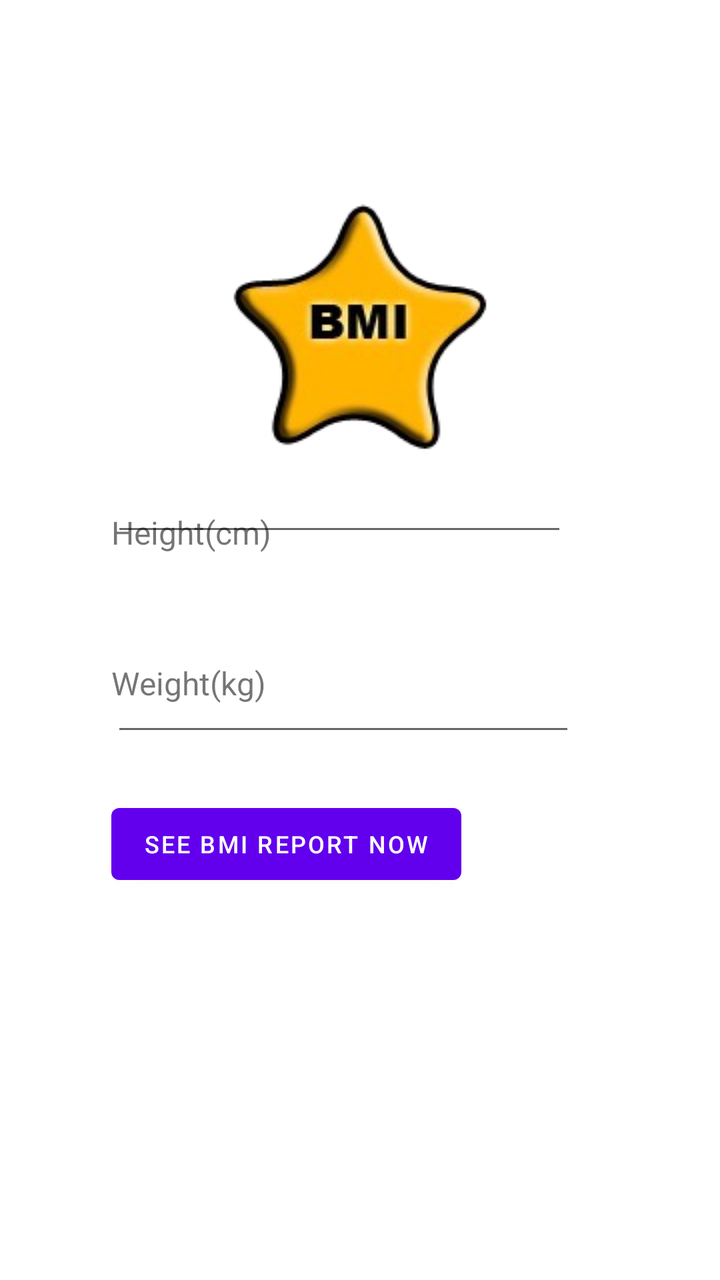
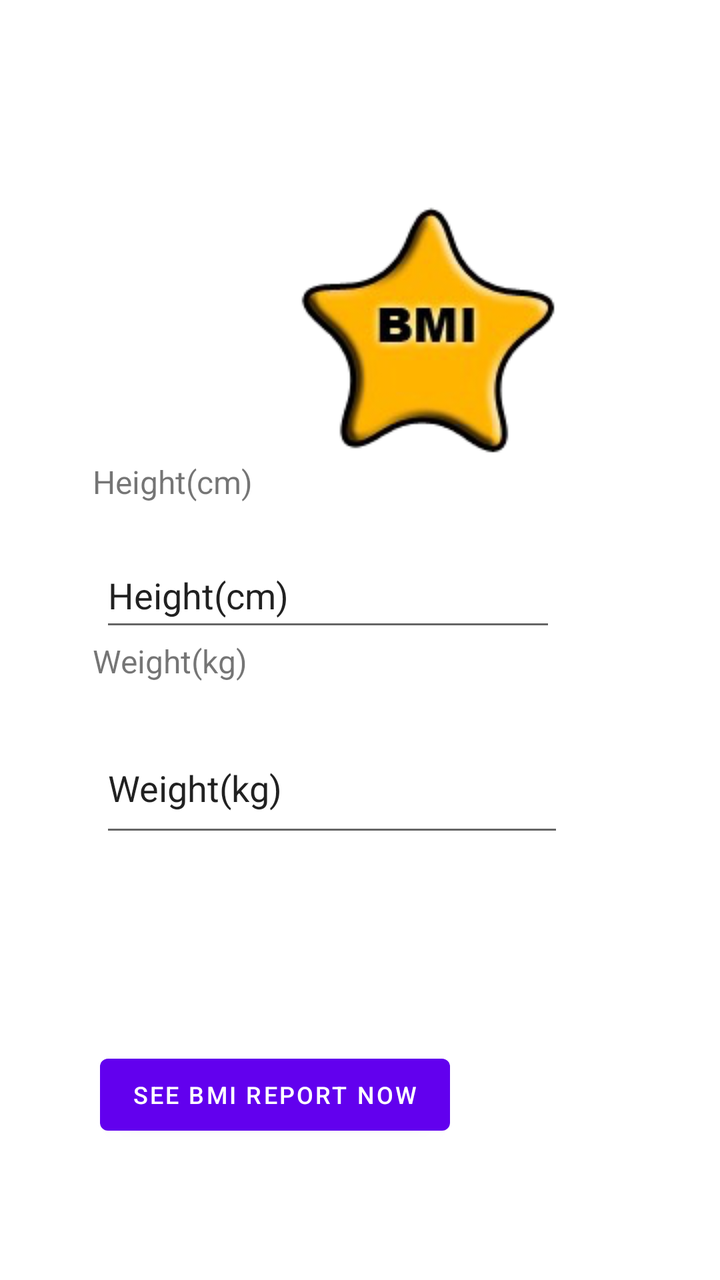

An Android layout rendered at two revisions. The XML below is the earlier revision; the diff shows what the commit changed to produce the second picture.
<!-- AndroidManifest.xml: application theme Theme.BMI -->
<!-- res/layout/activity_main.xml -->
<?xml version="1.0" encoding="utf-8"?>
<androidx.constraintlayout.widget.ConstraintLayout xmlns:android="http://schemas.android.com/apk/res/android"
    xmlns:app="http://schemas.android.com/apk/res-auto"
    xmlns:tools="http://schemas.android.com/tools"
    android:layout_width="match_parent"
    android:layout_height="match_parent"
    tools:context=".MainActivity">

    <TextView
        android:id="@+id/textView7"
        android:layout_width="wrap_content"
        android:layout_height="wrap_content"
        android:text="@string/bmi_height"
        android:textSize="16sp"
        app:layout_constraintBottom_toBottomOf="parent"
        app:layout_constraintEnd_toEndOf="parent"
        app:layout_constraintHorizontal_bias="0.199"
        app:layout_constraintStart_toStartOf="parent"
        app:layout_constraintTop_toTopOf="parent"
        app:layout_constraintVertical_bias="0.413" />

    <TextView
        android:id="@+id/textView2"
        android:layout_width="wrap_content"
        android:layout_height="wrap_content"
        android:text="@string/bmi_weight"
        android:textSize="16sp"
        app:layout_constraintBottom_toBottomOf="parent"
        app:layout_constraintEnd_toEndOf="parent"
        app:layout_constraintHorizontal_bias="0.197"
        app:layout_constraintStart_toStartOf="parent"
        app:layout_constraintTop_toTopOf="parent"
        app:layout_constraintVertical_bias="0.535" />

    <ImageView
        android:id="@+id/imageView"
        android:layout_width="wrap_content"
        android:layout_height="wrap_content"
        android:layout_marginBottom="29dp"
        app:layout_constraintBottom_toTopOf="@+id/textView7"
        app:layout_constraintEnd_toEndOf="parent"
        app:layout_constraintStart_toStartOf="parent"
        app:srcCompat="@drawable/icon_128" />

    <TextView
        android:id="@+id/textView"
        android:layout_width="55dp"
        android:layout_height="0dp"
        android:layout_marginStart="15dp"
        android:layout_marginTop="12dp"
        android:layout_marginBottom="280dp"
        android:text="BMI"
        android:textSize="24sp"
        android:textStyle="bold"
        app:layout_constraintBottom_toTopOf="@+id/heightET"
        app:layout_constraintStart_toStartOf="parent"
        app:layout_constraintTop_toTopOf="parent" />

    <Button
        android:id="@+id/reportBtn"
        android:layout_width="wrap_content"
        android:layout_height="wrap_content"
        android:layout_marginBottom="194dp"
        android:text="@string/bmi_btn"
        android:textSize="12sp"
        app:layout_constraintBottom_toBottomOf="parent"
        app:layout_constraintStart_toStartOf="@+id/weightET"
        app:layout_constraintTop_toBottomOf="@+id/weightET" />

    <EditText
        android:id="@+id/heightET"
        android:layout_width="228dp"
        android:layout_height="49dp"
        android:layout_marginEnd="2dp"
        android:layout_marginBottom="38dp"
        android:ems="10"
        android:inputType="numberDecimal"
        app:layout_constraintBottom_toTopOf="@+id/weightET"
        app:layout_constraintEnd_toEndOf="@+id/weightET"
        app:layout_constraintHorizontal_bias="0.0"
        app:layout_constraintStart_toStartOf="@+id/textView7"
        app:layout_constraintTop_toBottomOf="@+id/textView" />

    <EditText
        android:id="@+id/weightET"
        android:layout_width="232dp"
        android:layout_height="62dp"
        android:layout_marginBottom="25dp"
        android:ems="10"
        android:inputType="numberDecimal"
        app:layout_constraintBottom_toTopOf="@+id/reportBtn"
        app:layout_constraintStart_toStartOf="@+id/textView2"
        app:layout_constraintTop_toBottomOf="@+id/heightET" />

</androidx.constraintlayout.widget.ConstraintLayout>
<!-- resources referenced by this layout -->
<resources>
  <!-- drawable icon_128: png bitmap (drawable, 17661 bytes) -->
  <string name="bmi_btn">See BMI Report Now</string>
  <string name="bmi_height">Height(cm)</string>
  <string name="bmi_weight">Weight(kg)</string>
  <style name="Theme.BMI" parent="Theme.MaterialComponents.DayNight.DarkActionBar">
          
          <item name="colorPrimary">@color/purple_500</item>
          <item name="colorPrimaryVariant">@color/purple_700</item>
          <item name="colorOnPrimary">@color/white</item>
          
          <item name="colorSecondary">@color/teal_200</item>
          <item name="colorSecondaryVariant">@color/teal_700</item>
          <item name="colorOnSecondary">@color/black</item>
          
          <item name="android:statusBarColor">?attr/colorPrimaryVariant</item>
          
      </style>
  <color name="purple_500">#FF6200EE</color>
  <color name="purple_700">#FF3700B3</color>
  <color name="white">#FFFFFFFF</color>
  <color name="teal_200">#FF03DAC5</color>
  <color name="teal_700">#FF018786</color>
  <color name="black">#FF000000</color>
</resources>

<!-- the commit's change to res/layout/activity_main.xml (unified diff, before → after) -->
@@ -14,10 +14,10 @@
         android:textSize="16sp"
         app:layout_constraintBottom_toBottomOf="parent"
         app:layout_constraintEnd_toEndOf="parent"
-        app:layout_constraintHorizontal_bias="0.199"
+        app:layout_constraintHorizontal_bias="0.166"
         app:layout_constraintStart_toStartOf="parent"
         app:layout_constraintTop_toTopOf="parent"
-        app:layout_constraintVertical_bias="0.413" />
+        app:layout_constraintVertical_bias="0.372" />
 
     <TextView
         android:id="@+id/textView2"
@@ -27,69 +27,54 @@
         android:textSize="16sp"
         app:layout_constraintBottom_toBottomOf="parent"
         app:layout_constraintEnd_toEndOf="parent"
-        app:layout_constraintHorizontal_bias="0.197"
+        app:layout_constraintHorizontal_bias="0.164"
         app:layout_constraintStart_toStartOf="parent"
         app:layout_constraintTop_toTopOf="parent"
-        app:layout_constraintVertical_bias="0.535" />
+        app:layout_constraintVertical_bias="0.517" />
 
     <ImageView
         android:id="@+id/imageView"
         android:layout_width="wrap_content"
         android:layout_height="wrap_content"
-        android:layout_marginBottom="29dp"
-        app:layout_constraintBottom_toTopOf="@+id/textView7"
-        app:layout_constraintEnd_toEndOf="parent"
+        android:layout_marginStart="150dp"
+        android:layout_marginTop="100dp"
         app:layout_constraintStart_toStartOf="parent"
+        app:layout_constraintTop_toTopOf="parent"
         app:srcCompat="@drawable/icon_128" />
-
-    <TextView
-        android:id="@+id/textView"
-        android:layout_width="55dp"
-        android:layout_height="0dp"
-        android:layout_marginStart="15dp"
-        android:layout_marginTop="12dp"
-        android:layout_marginBottom="280dp"
-        android:text="BMI"
-        android:textSize="24sp"
-        android:textStyle="bold"
-        app:layout_constraintBottom_toTopOf="@+id/heightET"
-        app:layout_constraintStart_toStartOf="parent"
-        app:layout_constraintTop_toTopOf="parent" />
 
     <Button
         android:id="@+id/reportBtn"
         android:layout_width="wrap_content"
         android:layout_height="wrap_content"
-        android:layout_marginBottom="194dp"
+        android:layout_marginStart="50dp"
+        android:layout_marginTop="100dp"
         android:text="@string/bmi_btn"
         android:textSize="12sp"
-        app:layout_constraintBottom_toBottomOf="parent"
-        app:layout_constraintStart_toStartOf="@+id/weightET"
+        app:layout_constraintStart_toStartOf="parent"
         app:layout_constraintTop_toBottomOf="@+id/weightET" />
 
     <EditText
         android:id="@+id/heightET"
         android:layout_width="228dp"
         android:layout_height="49dp"
-        android:layout_marginEnd="2dp"
-        android:layout_marginBottom="38dp"
+        android:layout_marginStart="50dp"
+        android:layout_marginTop="20dp"
         android:ems="10"
         android:inputType="numberDecimal"
-        app:layout_constraintBottom_toTopOf="@+id/weightET"
-        app:layout_constraintEnd_toEndOf="@+id/weightET"
-        app:layout_constraintHorizontal_bias="0.0"
-        app:layout_constraintStart_toStartOf="@+id/textView7"
-        app:layout_constraintTop_toBottomOf="@+id/textView" />
+        android:text="@string/bmi_height"
+        app:layout_constraintStart_toStartOf="parent"
+        app:layout_constraintTop_toBottomOf="@+id/textView7" />
 
     <EditText
         android:id="@+id/weightET"
         android:layout_width="232dp"
         android:layout_height="62dp"
-        android:layout_marginBottom="25dp"
+        android:layout_marginStart="50dp"
+        android:layout_marginTop="20dp"
         android:ems="10"
         android:inputType="numberDecimal"
-        app:layout_constraintBottom_toTopOf="@+id/reportBtn"
-        app:layout_constraintStart_toStartOf="@+id/textView2"
-        app:layout_constraintTop_toBottomOf="@+id/heightET" />
+        android:text="@string/bmi_weight"
+        app:layout_constraintStart_toStartOf="parent"
+        app:layout_constraintTop_toBottomOf="@+id/textView2" />
 
 </androidx.constraintlayout.widget.ConstraintLayout>
